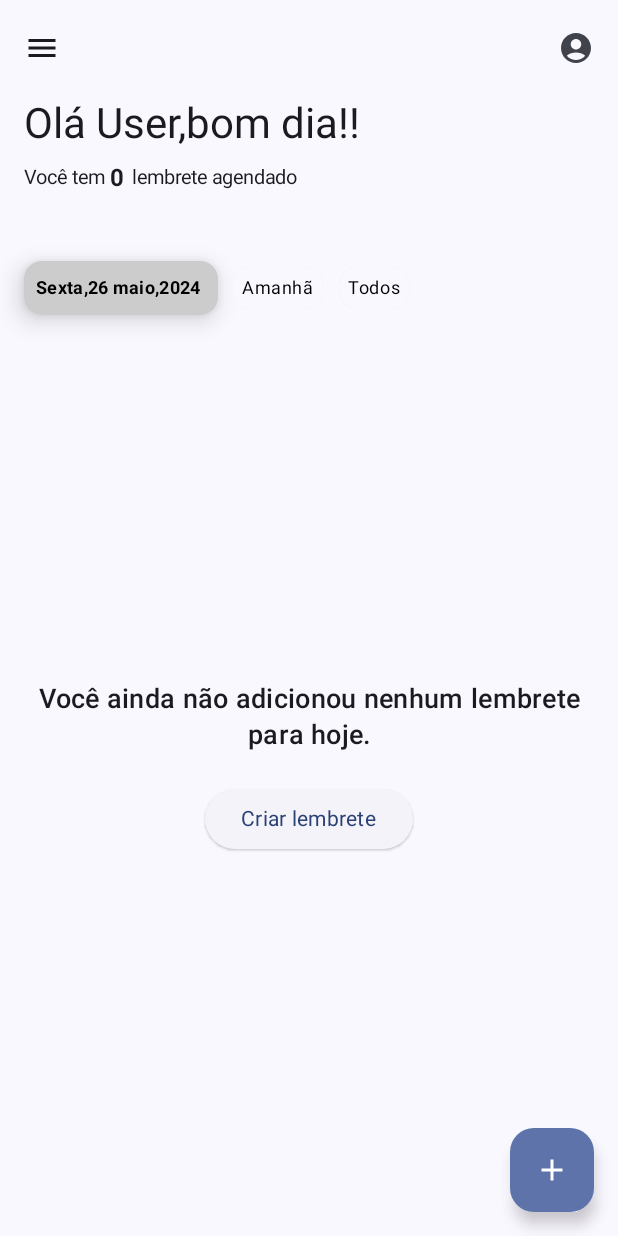
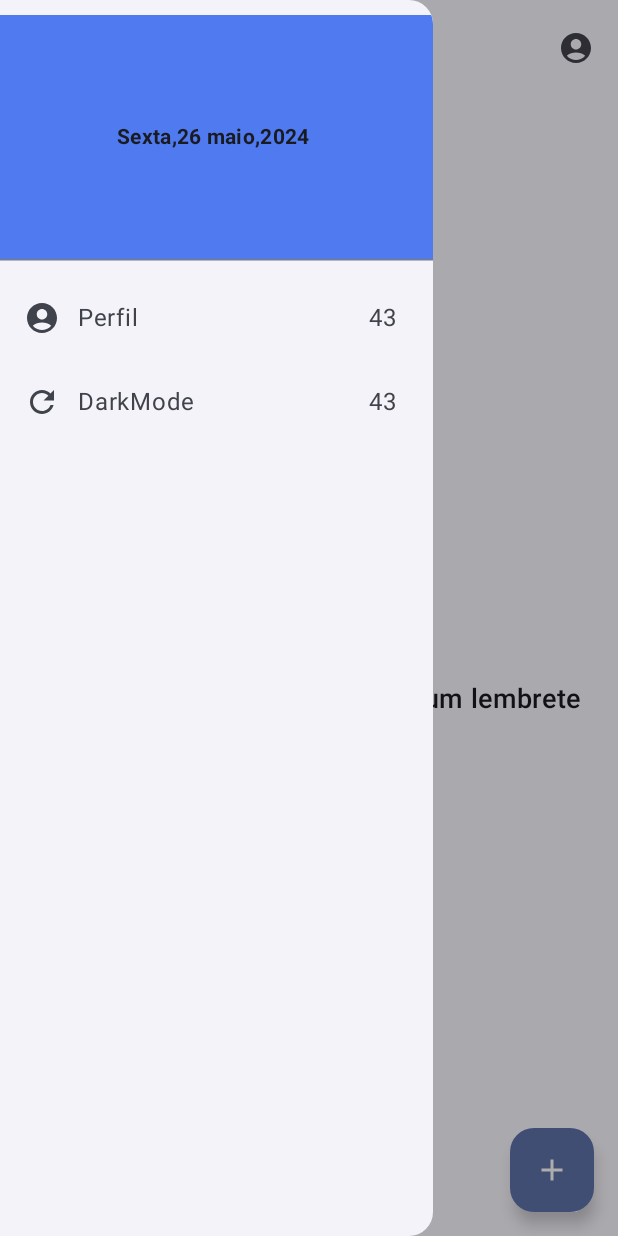
Before and after one commit to R0nald0/StickNote-, an Android app built with Jetpack Compose: the screen it shows after launch (MainActivity), after a tap on "User menu", on a phone screen of 412 x 824 dp. Run offline under Robolectric (Android 15) with nearby library versions, the phone set to English and light mode, and no system bars; our stand-ins replace Dagger/Hilt's generated code, Room's generated code; 6 statements that could not run were skipped.

Commit message:
criado e estilizado drawer

```diff
--- a/app/src/main/java/com/example/lembretes/presentation/MainActivity.kt
+++ b/app/src/main/java/com/example/lembretes/presentation/MainActivity.kt
@@ -12,46 +12,64 @@ import androidx.activity.compose.setContent
 import androidx.activity.viewModels
 import androidx.annotation.RequiresApi
 import androidx.compose.animation.animateContentSize
+import androidx.compose.foundation.Image
 import androidx.compose.foundation.background
 import androidx.compose.foundation.layout.Arrangement
 import androidx.compose.foundation.layout.Box
 import androidx.compose.foundation.layout.Column
 import androidx.compose.foundation.layout.Row
 import androidx.compose.foundation.layout.Spacer
+import androidx.compose.foundation.layout.fillMaxHeight
 import androidx.compose.foundation.layout.fillMaxSize
 import androidx.compose.foundation.layout.fillMaxWidth
 import androidx.compose.foundation.layout.height
 import androidx.compose.foundation.layout.padding
+import androidx.compose.foundation.layout.size
 import androidx.compose.foundation.layout.width
 import androidx.compose.foundation.lazy.LazyColumn
 import androidx.compose.foundation.lazy.items
 import androidx.compose.foundation.shape.CircleShape
+import androidx.compose.foundation.shape.RoundedCornerShape
 import androidx.compose.material.icons.Icons
+import androidx.compose.material.icons.filled.AccountCircle
 import androidx.compose.material.icons.filled.Add
+import androidx.compose.material.icons.filled.Refresh
+import androidx.compose.material3.Card
 import androidx.compose.material3.CircularProgressIndicator
+import androidx.compose.material3.Divider
+import androidx.compose.material3.DrawerDefaults
+import androidx.compose.material3.DrawerValue
 import androidx.compose.material3.ElevatedButton
 import androidx.compose.material3.ExperimentalMaterial3Api
 import androidx.compose.material3.FloatingActionButton
+import androidx.compose.material3.HorizontalDivider
 import androidx.compose.material3.Icon
 import androidx.compose.material3.IconButton
 import androidx.compose.material3.MaterialTheme
+import androidx.compose.material3.ModalDrawerSheet
+import androidx.compose.material3.ModalNavigationDrawer
+import androidx.compose.material3.NavigationDrawerItem
 import androidx.compose.material3.Scaffold
 import androidx.compose.material3.Surface
 import androidx.compose.material3.SwipeToDismissBox
 import androidx.compose.material3.SwipeToDismissBoxState
 import androidx.compose.material3.SwipeToDismissBoxValue
 import androidx.compose.material3.Text
+import androidx.compose.material3.TextButton
 import androidx.compose.material3.TopAppBarDefaults
+import androidx.compose.material3.rememberDrawerState
 import androidx.compose.material3.rememberSwipeToDismissBoxState
 import androidx.compose.material3.rememberTopAppBarState
 import androidx.compose.runtime.Composable
 import androidx.compose.runtime.LaunchedEffect
 import androidx.compose.runtime.collectAsState
 import androidx.compose.runtime.getValue
+import androidx.compose.runtime.rememberCoroutineScope
 import androidx.compose.ui.Alignment
 import androidx.compose.ui.Modifier
 import androidx.compose.ui.draw.clip
 import androidx.compose.ui.graphics.Color
+import androidx.compose.ui.graphics.RectangleShape
 import androidx.compose.ui.graphics.StrokeCap
 import androidx.compose.ui.res.painterResource
 import androidx.compose.ui.text.font.FontWeight
@@ -61,13 +79,17 @@ import androidx.compose.ui.unit.sp
 import com.example.lembretes.R
 import com.example.lembretes.domain.model.StickyNoteDomain
 import com.example.lembretes.presentation.model.StickNoteEnumFilterType
+import com.example.lembretes.presentation.ui.theme.Blue40
+import com.example.lembretes.presentation.ui.theme.Blue70
 import com.example.lembretes.presentation.ui.theme.LembretesTheme
 import com.example.lembretes.presentation.ui.widgets.MyCardView
 import com.example.lembretes.presentation.ui.widgets.StickChips
 import com.example.lembretes.presentation.ui.widgets.SticnkNoteToolBar
 import com.example.lembretes.presentation.viewmodel.StickNoteState
 import com.example.lembretes.presentation.viewmodel.StickNoteViewmodel
+import com.example.lembretes.utils.convertDateLongToString
 import dagger.hilt.android.AndroidEntryPoint
+import kotlinx.coroutines.launch
 import java.text.SimpleDateFormat
 import java.util.Date
 import java.util.GregorianCalendar
@@ -143,17 +165,77 @@ fun MyApp(
      val scroolBehavior = TopAppBarDefaults.exitUntilCollapsedScrollBehavior(rememberTopAppBarState())
      val filterType by viewModel.stickNoteEnumFilterType.collectAsState()
      val scheduledReminders by viewModel.stickNotesAgendas.collectAsState()
-     val states = scroolBehavior.state
      val nameUser = "Olá User,bom dia!!"
+    val drawerState = rememberDrawerState(initialValue = DrawerValue.Closed)
+    val scope = rememberCoroutineScope()
 
+    ModalNavigationDrawer(
+        drawerState=drawerState,
+        drawerContent = {
+            ModalDrawerSheet(
+                modifier = modifier.fillMaxWidth(fraction = 0.7f),
+            )
+            {
+                Spacer(modifier = modifier.height(10.dp))
+                 Surface(
+                     modifier
+                         .fillMaxWidth()
+                         .fillMaxHeight(fraction = 0.2f)
+                 ) {
+                     val today = dateForExtense()
+                    Row(
+                        modifier.fillMaxSize().background(color = Blue70),
+                        verticalAlignment = Alignment.CenterVertically,
+                        horizontalArrangement = Arrangement.Center
+                    )
+                     {
+                        Text(
+                            text =today,
+                            style = MaterialTheme.typography.bodyMedium.copy(
+                                fontWeight = FontWeight.Bold
+                            )
+                        )
+//                         Icon(
+//                              painter = painterResource(id = R.drawable.sun),
+//                             contentDescription = "sun",
+//                             modifier = modifier.size(60.dp),
+//                             tint = Color.Yellow
+//                         )
+                    }
+                 }
+                HorizontalDivider()
+                Spacer(modifier = modifier.height(10.dp))
+                NavigationDrawerItem(
+                    icon = { Icon(Icons.Filled.AccountCircle, contentDescription = "User icons") },
+                    label = { Text(text = "Perfil")},
+                    selected = false,
+                    onClick = { /*TODO*/ },
+                    badge = { Text(text = "43")}
+                    )
+                NavigationDrawerItem(
+                    icon = { Icon(Icons.Filled.Refresh, contentDescription = "User icons") },
+                    label = { Text(text = "DarkMode")},
+                    selected = false,
+                    onClick = { /*TODO*/ },
+                    badge = { Text(text = "43")}
+                )
 
-
+            }
+        },
+    ) {
 
         Scaffold(
             modifier = modifier.background(MaterialTheme.colorScheme.background),
 
             topBar = {
                 SticnkNoteToolBar(
+                    isOpenDrawer = {
+                            scope.launch {
+                                drawerState.apply {
+                                     if (isClosed) open() else close()
+                                }
+                            }
+                    },
                     scroolBehavior = scroolBehavior,
                     modifier = modifier,
                     title = nameUser,
@@ -284,6 +366,12 @@ fun MyApp(
 
         }
 
+    }
+
+
+
+
+
 
 }
 
--- a/app/src/main/java/com/example/lembretes/presentation/ui/widgets/Widgets.kt
+++ b/app/src/main/java/com/example/lembretes/presentation/ui/widgets/Widgets.kt
@@ -107,12 +107,14 @@ fun StickChips(
 @OptIn(ExperimentalMaterial3Api::class)
 @Composable
 fun SticnkNoteToolBar(
+    isOpenDrawer : ()->Unit,
     modifier: Modifier = Modifier,
     scroolBehavior: TopAppBarScrollBehavior,
     title : String,
     isColapsed :Boolean = false,
     numberOfStickNotes :Int = 0
 ) {
+
     LargeTopAppBar(
         colors = TopAppBarDefaults.topAppBarColors(containerColor = MaterialTheme.colorScheme.background),
         scrollBehavior = scroolBehavior,
@@ -122,7 +124,7 @@ fun SticnkNoteToolBar(
             }
         },
         navigationIcon = {
-            IconButton(onClick = { /*TODO*/ }) {
+            IconButton(onClick = isOpenDrawer) {
                 Icon( Icons.Default.Menu, contentDescription ="User menu" )
             }
         },
@@ -133,9 +135,7 @@ fun SticnkNoteToolBar(
                  ) {
                      Text(
                          text = title,
-
                      )
-
                      Row(
                          horizontalArrangement = Arrangement.Center,
                          verticalAlignment = Alignment.CenterVertically
--- /dev/null
+++ b/app/src/main/res/drawable/sun.xml
@@ -0,0 +1,37 @@
+<vector xmlns:android="http://schemas.android.com/apk/res/android" android:alpha="0.97" android:height="800dp" android:viewportHeight="64" android:viewportWidth="64" android:width="800dp">
+
+    <path android:fillColor="#ffe62e" android:pathData="M20.5,59.7l7,-7.2c-2.5,-0.5 -4.8,-1.5 -6.9,-2.9l-0.1,10.1"/>
+
+    <path android:fillColor="#ffe62e" android:pathData="M43.5,4.3l-7,7.2c2.5,0.5 4.8,1.5 6.9,2.9l0.1,-10.1"/>
+
+    <path android:fillColor="#ffe62e" android:pathData="M4.3,43.5l10.1,-0.1C13,41.3 12,39 11.5,36.5l-7.2,7"/>
+
+    <path android:fillColor="#ffe62e" android:pathData="M59.7,20.5l-10.1,0.1c1.3,2.1 2.3,4.4 2.9,6.9l7.2,-7"/>
+
+    <path android:fillColor="#ffe62e" android:pathData="M4.3,20.5l7.2,7c0.5,-2.5 1.5,-4.8 2.9,-6.9l-10.1,-0.1"/>
+
+    <path android:fillColor="#ffe62e" android:pathData="M59.7,43.5l-7.2,-7c-0.5,2.5 -1.5,4.8 -2.9,6.9l10.1,0.1"/>
+
+    <path android:fillColor="#ffe62e" android:pathData="M20.5,4.3l0.1,10.1c2.1,-1.3 4.4,-2.3 6.9,-2.9l-7,-7.2"/>
+
+    <path android:fillColor="#ffe62e" android:pathData="M43.5,59.7l-0.1,-10.1C41.3,51 39,52 36.5,52.5l7,7.2"/>
+
+    <path android:fillColor="#ffce31" android:pathData="M14.8,44l-4,9.3l9.3,-4C18,47.8 16.2,46 14.8,44"/>
+
+    <path android:fillColor="#ffce31" android:pathData="M49.2,20l4,-9.3l-9.2,4c2,1.5 3.8,3.3 5.2,5.3"/>
+
+    <path android:fillColor="#ffce31" android:pathData="M11.4,28.3L2,32l9.4,3.7c-0.3,-1.2 -0.4,-2.4 -0.4,-3.7s0.1,-2.5 0.4,-3.7"/>
+
+    <path android:fillColor="#ffce31" android:pathData="M52.6,35.7L62,32l-9.4,-3.7c0.2,1.2 0.4,2.5 0.4,3.7c0,1.3 -0.1,2.5 -0.4,3.7"/>
+
+    <path android:fillColor="#ffce31" android:pathData="M20,14.8l-9.3,-4l4,9.3c1.5,-2.1 3.3,-3.9 5.3,-5.3"/>
+
+    <path android:fillColor="#ffce31" android:pathData="M44,49.2l9.3,4l-4,-9.3C47.8,46 46,47.8 44,49.2"/>
+
+    <path android:fillColor="#ffce31" android:pathData="M35.7,11.4L32,2l-3.7,9.4c1.2,-0.2 2.5,-0.4 3.7,-0.4s2.5,0.1 3.7,0.4"/>
+
+    <path android:fillColor="#ffce31" android:pathData="M28.3,52.6L32,62l3.7,-9.4c-1.2,0.3 -2.4,0.4 -3.7,0.4s-2.5,-0.1 -3.7,-0.4"/>
+
+    <path android:fillColor="#ffce31" android:pathData="M32,32m-19,0a19,19 0,1 1,38 0a19,19 0,1 1,-38 0"/>
+
+</vector>
```
Lines whose indentation alone changed are shown as unchanged.
